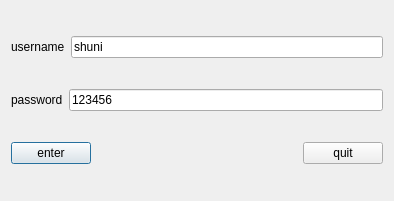
This is w_login.ui in leetcode-1533/Qt_MVC_MYSQL as Qt 5 draws it before an edit. The edited form follows.
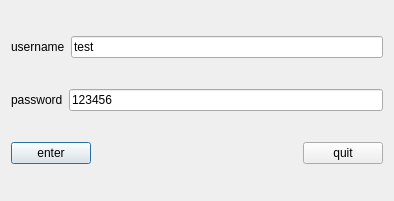
This is the edited form.

Patch:
```diff
--- a/w_login.ui
+++ b/w_login.ui
@@ -26,7 +26,7 @@
      <item>
       <widget class="QLineEdit" name="line_user">
        <property name="text">
-        <string>shuni</string>
+        <string>test</string>
        </property>
       </widget>
      </item>
```
